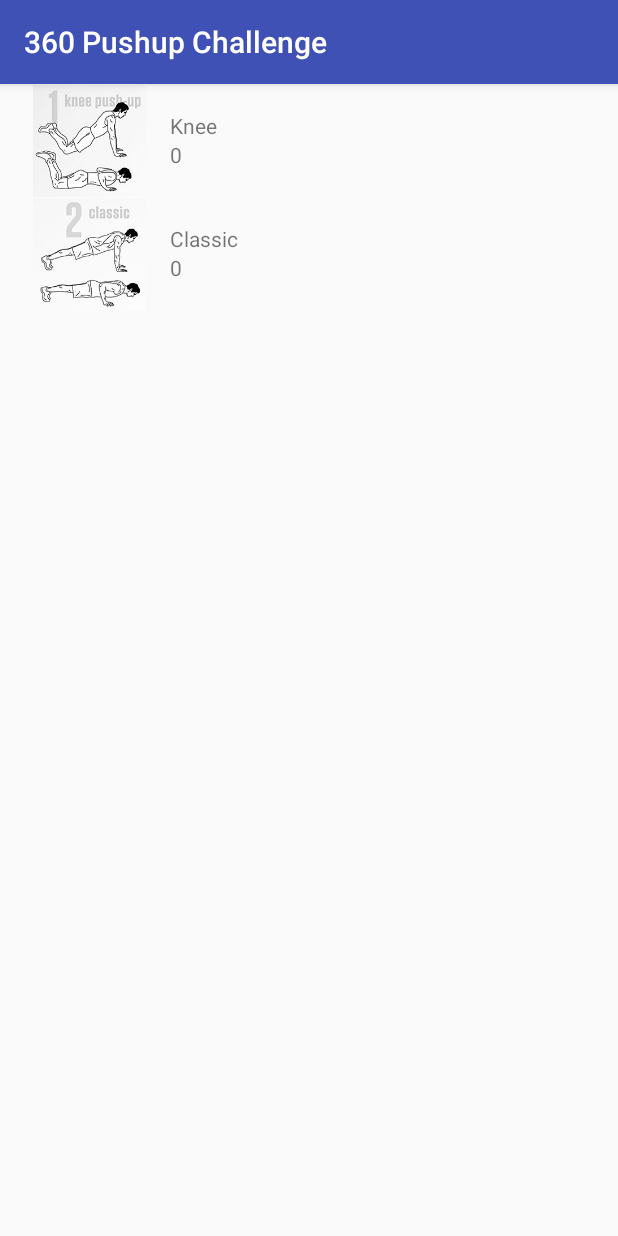
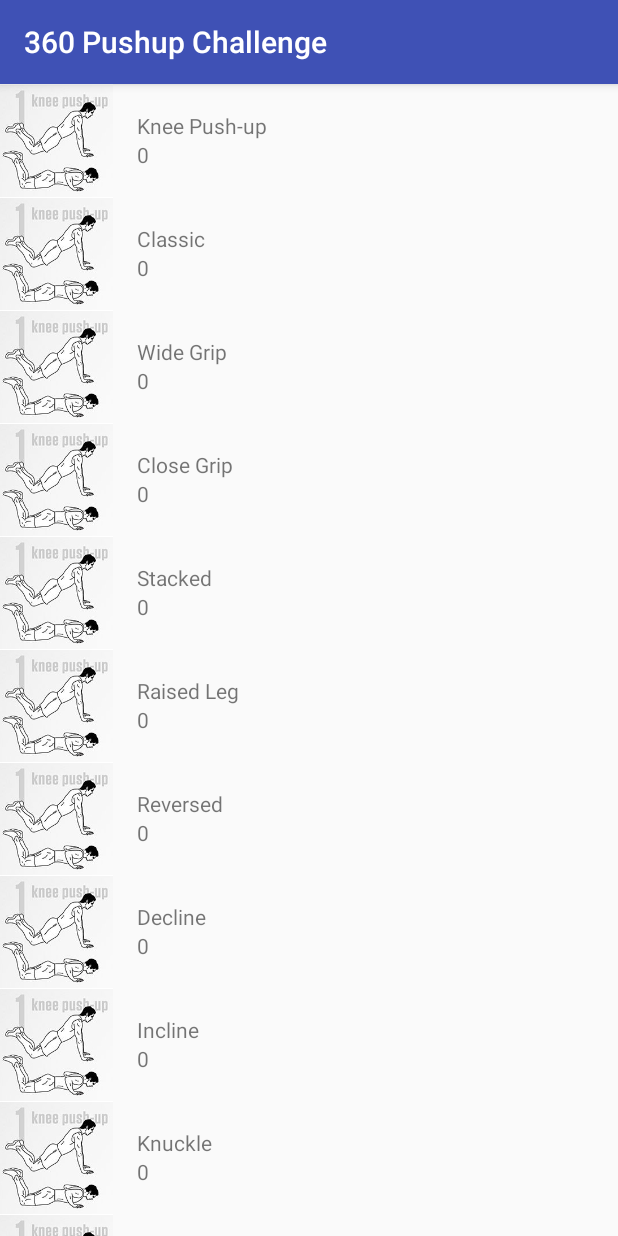
Before and after one commit to vimalvimi/360PushupChallenge-2, an Android app: the screen it shows after launch (MainActivity), on a phone screen of 412 x 824 dp. Run offline under Robolectric (Android 15) with nearby library versions, the phone set to English and light mode, and no system bars; our stand-ins replace ButterKnife; 1 statement that could not run was skipped.

Commit message:
added all pushup working database

```diff
--- a/app/src/main/AndroidManifest.xml
+++ b/app/src/main/AndroidManifest.xml
@@ -18,6 +18,10 @@
         <activity
             android:name=".ui.CounterActivity"
             android:parentActivityName=".ui.MainActivity" />
+
+        <provider
+            android:name=".data.PushupProvider"
+            android:authorities="com.example.batman.a360pushupchallenge"
+            android:exported="false"/>
     </application>
-
 </manifest>
--- a/app/src/main/java/com/example/batman/a360pushupchallenge/adapter/PushupAdapter.java
+++ b/app/src/main/java/com/example/batman/a360pushupchallenge/adapter/PushupAdapter.java
@@ -53,7 +53,7 @@ public class PushupAdapter extends RecyclerView.Adapter<PushupAdapter.MyViewHold
             public void onClick(View view) {
 
                 Intent intent = new Intent(context, CounterActivity.class);
-                intent.putExtra(context.getString(R.string.extra_type_pushup), pushup.getName());
+                intent.putExtra(context.getString(R.string.extra_type_pushup), pushup.getUri_path());
                 context.startActivity(intent);
             }
         });
--- a/app/src/main/java/com/example/batman/a360pushupchallenge/data/PushupDbHelper.java
+++ b/app/src/main/java/com/example/batman/a360pushupchallenge/data/PushupDbHelper.java
@@ -6,7 +6,7 @@ import android.database.sqlite.SQLiteOpenHelper;
 
 public class PushupDbHelper extends SQLiteOpenHelper {
 
-    public static final String DATABASE_NAME = "pushup_records.db";
+    public static final String DATABASE_NAME = "records.db";
     private static final int DATABASE_VERSION = 2;
 
     public PushupDbHelper(Context context) {
@@ -19,13 +19,11 @@ public class PushupDbHelper extends SQLiteOpenHelper {
         final String SQL_CREATE_KNEE_TABLE =
                 "CREATE TABLE " + PushupContract.PushupKnee.TABLE_NAME + " (" +
                         PushupContract.PushupKnee._ID + " INTEGER PRIMARY KEY AUTOINCREMENT, " +
-                        PushupContract.PushupKnee.COLUMN_ATTEMPT + " INTEGER NOT NULL" +
                         PushupContract.PushupKnee.COLUMN_SCORE + " INTEGER NOT NULL);";
 
         final String SQL_CREATE_CLASSIC_TABLE =
                 "CREATE TABLE " + PushupContract.PushupClassic.TABLE_NAME + " (" +
                         PushupContract.PushupClassic._ID + " INTEGER PRIMARY KEY AUTOINCREMENT, " +
-                        PushupContract.PushupClassic.COLUMN_ATTEMPT + " INTEGER NOT NULL" +
                         PushupContract.PushupClassic.COLUMN_SCORE + " INTEGER NOT NULL);";
 
         sqLiteDatabase.execSQL(SQL_CREATE_KNEE_TABLE);
--- a/app/src/main/java/com/example/batman/a360pushupchallenge/data/PushupList.java
+++ /dev/null
@@ -1,4 +0,0 @@
-package com.example.batman.a360pushupchallenge.data;
-
-public class PushupList {
-}
--- a/app/src/main/java/com/example/batman/a360pushupchallenge/model/Pushup.java
+++ b/app/src/main/java/com/example/batman/a360pushupchallenge/model/Pushup.java
@@ -3,12 +3,30 @@ package com.example.batman.a360pushupchallenge.model;
 public class Pushup {
 
     private String name;
+    private String uri_path;
     private int image;
     private int score;
 
-    public Pushup(String name, int image, int score) {
+    public Pushup(String name, String uri_path, int image, int score) {
         this.name = name;
+        this.uri_path = uri_path;
         this.image = image;
+        this.score = score;
+    }
+
+    public void setName(String name) {
+        this.name = name;
+    }
+
+    public void setUri_path(String uri_path) {
+        this.uri_path = uri_path;
+    }
+
+    public void setImage(int image) {
+        this.image = image;
+    }
+
+    public void setScore(int score) {
         this.score = score;
     }
 
@@ -16,23 +34,15 @@ public class Pushup {
         return name;
     }
 
-    public void setName(String name) {
-        this.name = name;
+    public String getUri_path() {
+        return uri_path;
     }
 
     public int getImage() {
         return image;
     }
 
-    public void setImage(int image) {
-        this.image = image;
-    }
-
     public int getScore() {
         return score;
     }
-
-    public void setScore(int score) {
-        this.score = score;
-    }
 }
--- a/app/src/main/java/com/example/batman/a360pushupchallenge/ui/MainActivity.java
+++ b/app/src/main/java/com/example/batman/a360pushupchallenge/ui/MainActivity.java
@@ -1,6 +1,9 @@
 package com.example.batman.a360pushupchallenge.ui;
 
+import android.database.Cursor;
 import android.os.Bundle;
+import android.support.v4.app.LoaderManager;
+import android.support.v4.content.Loader;
 import android.support.v7.app.AppCompatActivity;
 import android.support.v7.widget.LinearLayoutManager;
 import android.support.v7.widget.RecyclerView;
@@ -12,7 +15,11 @@ import com.example.batman.a360pushupchallenge.model.Pushup;
 import java.util.ArrayList;
 import java.util.List;
 
-public class MainActivity extends AppCompatActivity {
+public class MainActivity
+        extends AppCompatActivity
+        implements LoaderManager.LoaderCallbacks<Cursor> {
+
+    public static final int PUSHUP_LOADER = 0;
 
     private List<Pushup> pushupList = new ArrayList<>();
     private RecyclerView recyclerView;
@@ -31,13 +38,40 @@ public class MainActivity extends AppCompatActivity {
 
         recyclerView.setAdapter(pushupAdapter);
 
+        //Kickoff Loader
+        getSupportLoaderManager().initLoader(PUSHUP_LOADER, null, this);
+
         preparePushup();
     }
 
     private void preparePushup() {
-        pushupList.add(new Pushup("Knee", R.drawable.knee_1, 0));
-        pushupList.add(new Pushup("Classic", R.drawable.classic_2, 0));
+        pushupList.add(new Pushup("Knee Push-up", "knee", R.drawable.knee_1, 0));
+        pushupList.add(new Pushup("Classic", "classic", R.drawable.knee_1, 0));
+        pushupList.add(new Pushup("Wide Grip", "wide_grip", R.drawable.knee_1, 0));
+        pushupList.add(new Pushup("Close Grip", "close_grip", R.drawable.knee_1, 0));
+        pushupList.add(new Pushup("Stacked", "stacked", R.drawable.knee_1, 0));
+        pushupList.add(new Pushup("Raised Leg", "raised_leg", R.drawable.knee_1, 0));
+        pushupList.add(new Pushup("Reversed", "reversed", R.drawable.knee_1, 0));
+        pushupList.add(new Pushup("Decline", "decline", R.drawable.knee_1, 0));
+        pushupList.add(new Pushup("Incline", "incline", R.drawable.knee_1, 0));
+        pushupList.add(new Pushup("Knuckle", "knuckle", R.drawable.knee_1, 0));
+        pushupList.add(new Pushup("Clapping", "clapping", R.drawable.knee_1, 0));
+        pushupList.add(new Pushup("One Armed", "one_armed", R.drawable.knee_1, 0));
         pushupAdapter.notifyDataSetChanged();
     }
 
+    @Override
+    public Loader<Cursor> onCreateLoader(int id, Bundle args) {
+        return null;
+    }
+
+    @Override
+    public void onLoadFinished(Loader<Cursor> loader, Cursor data) {
+
+    }
+
+    @Override
+    public void onLoaderReset(Loader<Cursor> loader) {
+
+    }
 }
--- a/app/src/main/res/layout/activity_counter.xml
+++ b/app/src/main/res/layout/activity_counter.xml
@@ -16,7 +16,7 @@
         android:layout_marginTop="0dp"
         android:gravity="center"
         android:textSize="42sp"
-        app:layout_constraintBottom_toTopOf="@+id/counter_back_button"
+        app:layout_constraintBottom_toTopOf="@+id/counter_done_button"
         app:layout_constraintHorizontal_bias="0.0"
         app:layout_constraintLeft_toLeftOf="parent"
         app:layout_constraintRight_toRightOf="parent"
@@ -28,7 +28,7 @@
         tools:text="@string/initial_text" />
 
     <TextView
-        android:id="@+id/counter_back_button"
+        android:id="@+id/counter_done_button"
         android:layout_width="0dp"
         android:layout_height="50dp"
         android:layout_marginBottom="0dp"
--- a/app/src/main/res/layout/activity_main.xml
+++ b/app/src/main/res/layout/activity_main.xml
@@ -8,7 +8,7 @@
 
     <android.support.v7.widget.RecyclerView
         android:id="@+id/pushup_list_recycler_view"
-        android:layout_width="368dp"
+        android:layout_width="0dp"
         android:layout_height="wrap_content"
         android:layout_marginBottom="0dp"
         android:layout_marginLeft="0dp"
--- a/app/src/main/res/layout/item_pushup.xml
+++ b/app/src/main/res/layout/item_pushup.xml
@@ -10,6 +10,7 @@
         android:layout_height="match_parent">
 
         <ImageView
+            android:scaleType="centerCrop"
             android:id="@+id/list_pushup_image"
             android:layout_width="@dimen/list_pushup_image_width"
             android:layout_height="@dimen/list_pushup_image_height"
```
Also changed, not shown: app/src/main/java/com/example/batman/a360pushupchallenge/data/PushupContract.java (+15 -10 lines), app/src/main/java/com/example/batman/a360pushupchallenge/data/PushupProvider.java (+27 -3 lines), app/src/main/java/com/example/batman/a360pushupchallenge/ui/CounterActivity.java (+85 -3 lines), app/src/main/res/values/strings.xml (+8 -0 lines).
